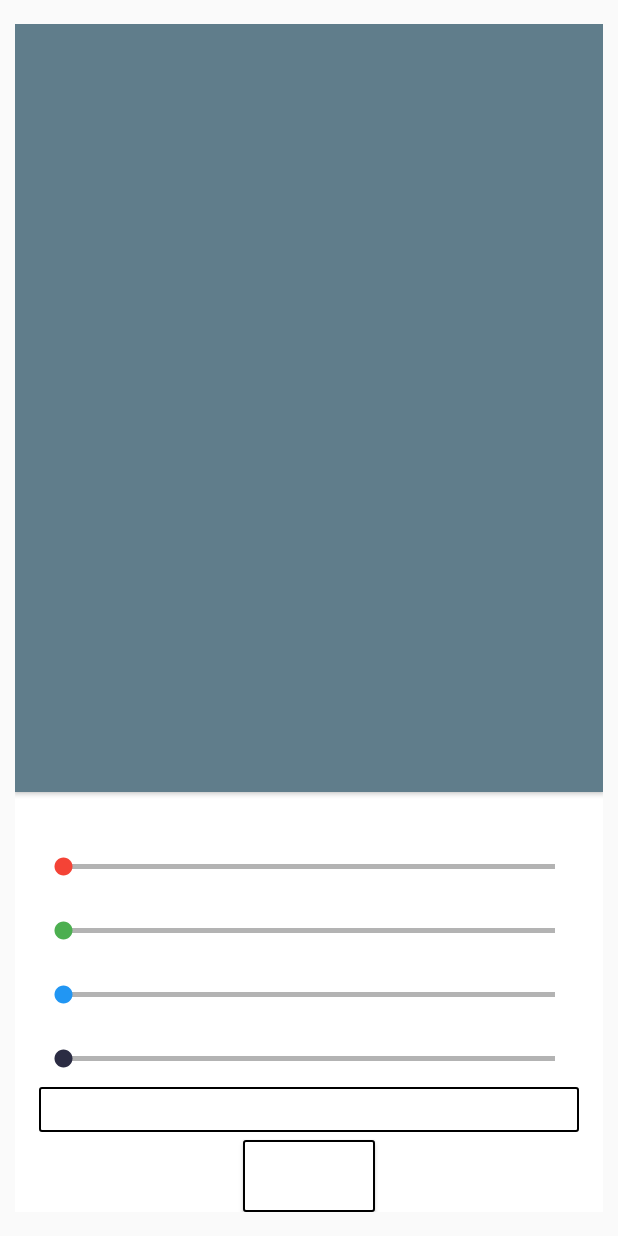
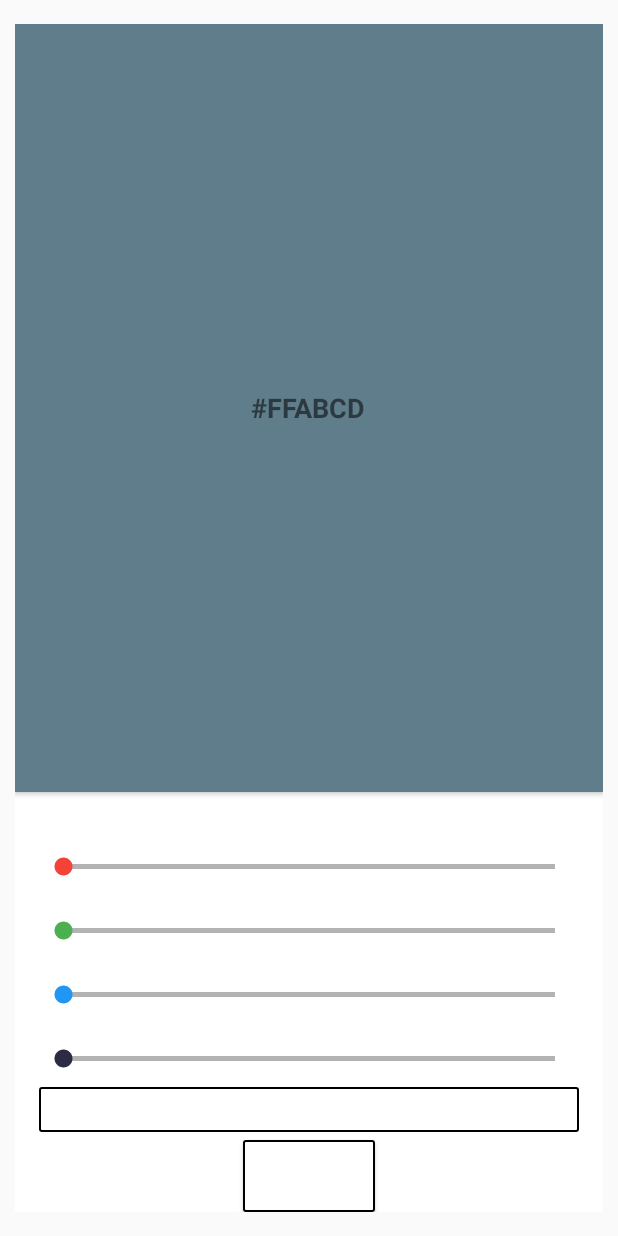
Before and after one commit to AntriKodSoft/ColorHub, an Android app: the layout fragment_color_picker1.xml on its own in the app's theme, with its tools: preview values and no code run, on a phone screen of 412 x 824 dp. Run offline under Robolectric (Android 15) with nearby library versions, the phone set to English and light mode, and no system bars.

Commit message:
added textview center color view

```diff
--- a/app/src/main/res/layout/fragment_color_picker1.xml
+++ b/app/src/main/res/layout/fragment_color_picker1.xml
@@ -10,20 +10,46 @@
     android:paddingTop="@dimen/activity_vertical_margin"
     app:layout_behavior="@string/appbar_scrolling_view_behavior"
     tools:context="cheetatech.com.colorhub.ColorPickerActivity"
-    tools:showIn="@layout/activity_color_picker">
+    >
     <RelativeLayout
         xmlns:tools="http://schemas.android.com/tools"
         android:layout_width="match_parent"
         android:layout_height="match_parent"
         tools:context=".ColorPickerActivity">
 
+        <!--
         <View
             android:layout_width="fill_parent"
             android:layout_height="match_parent"
             android:id="@+id/colorView"
             android:background="@color/colorDrawerText"
             android:layout_above="@+id/keyboardLayout"
-            android:elevation="2dp" />
+            android:elevation="2dp"
+            />
+        -->
+
+        <RelativeLayout
+            android:layout_width="match_parent"
+            android:layout_height="match_parent"
+            android:id="@id/colorView"
+            android:background="@color/colorDrawerText"
+            android:layout_above="@+id/keyboardLayout"
+            android:elevation="2dp"
+            >
+            <TextView
+                android:id="@+id/textViewColor"
+                android:layout_width="wrap_content"
+                android:layout_height="wrap_content"
+                android:text="#FFABCD"
+                android:textAllCaps="true"
+                android:textStyle="bold"
+                android:layout_centerInParent="true"
+                android:gravity="center"
+                android:textSize="18dp"
+                />
+        </RelativeLayout>
+
+
 
         <RelativeLayout
             android:id="@+id/keyboardLayout"
```
Also changed, not shown: app/src/main/java/layout/ColorPicker1.java (+70 -10 lines).
